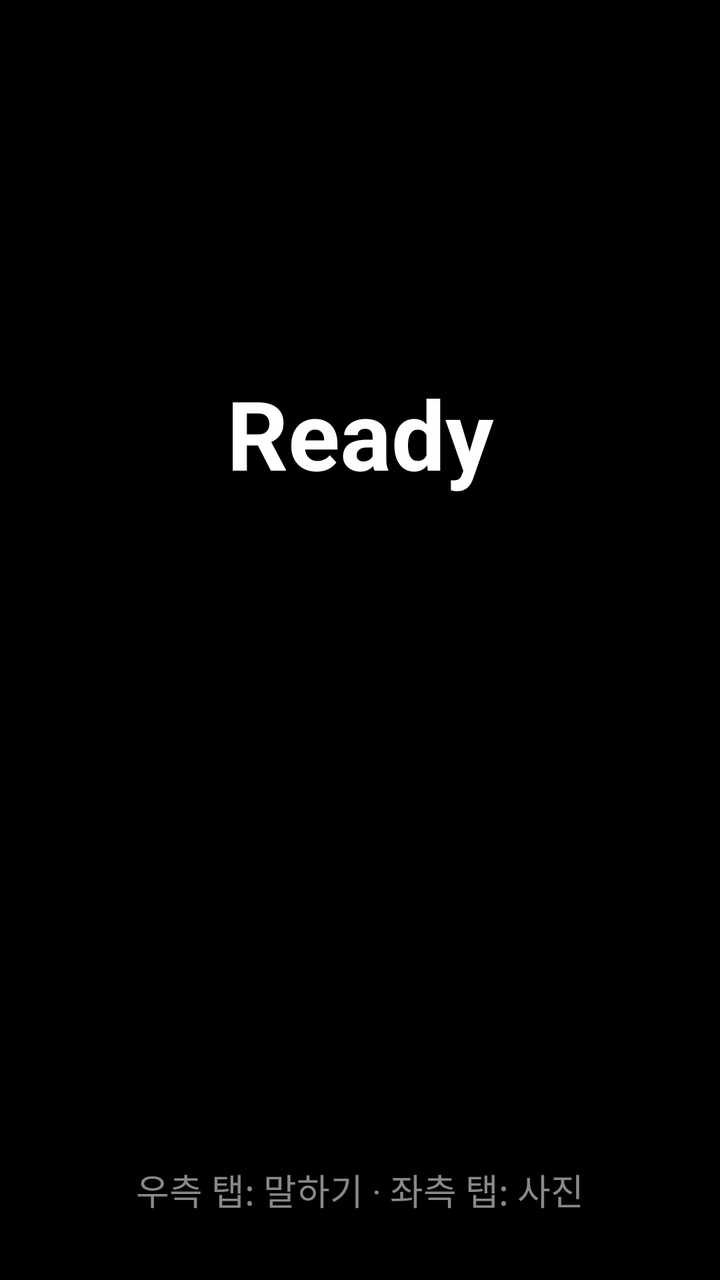
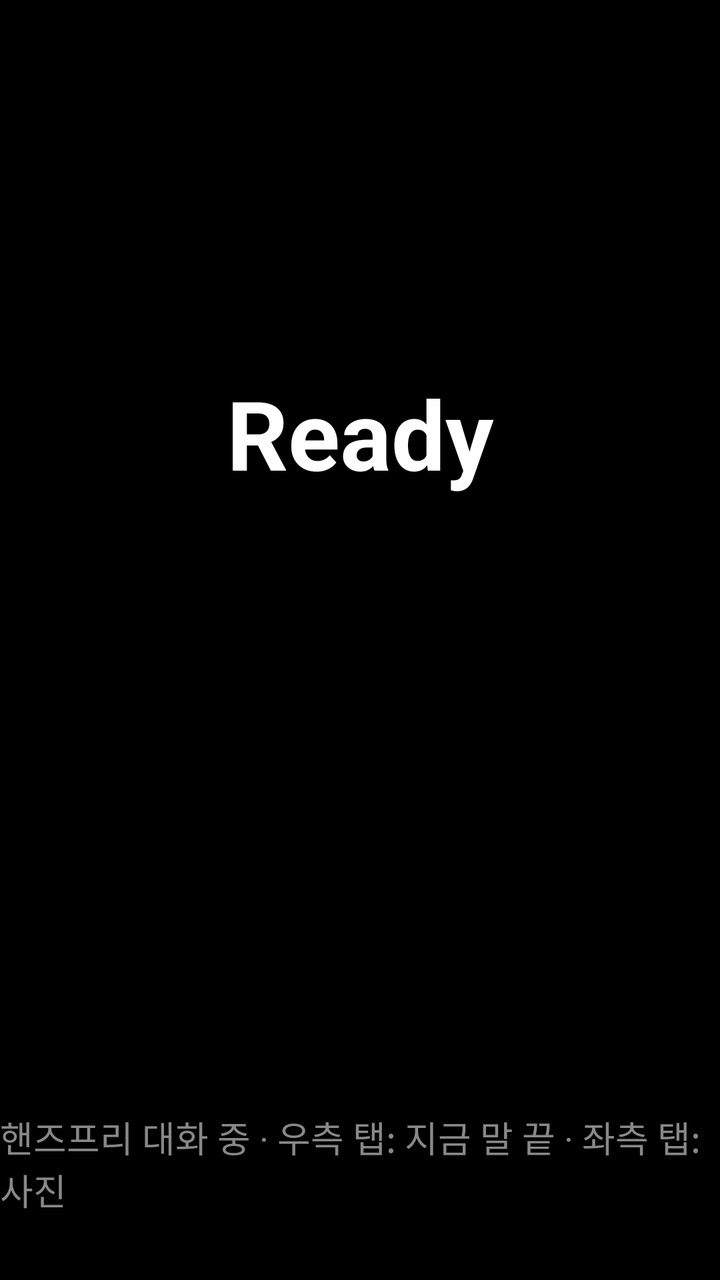

The first picture is an Android layout as it rendered before a commit; the second is the same layout after the commit. The layout source and the unified diff follow.
<!-- AndroidManifest.xml: application theme Theme.Lumella -->
<!-- res/layout/activity_main.xml -->
<?xml version="1.0" encoding="utf-8"?>
<androidx.constraintlayout.widget.ConstraintLayout
    xmlns:android="http://schemas.android.com/apk/res/android"
    xmlns:app="http://schemas.android.com/apk/res-auto"
    xmlns:tools="http://schemas.android.com/tools"
    android:id="@+id/rootLayout"
    android:layout_width="match_parent"
    android:layout_height="match_parent"
    android:background="#000000"
    tools:context=".MainActivity">

    
    <TextView
        android:id="@+id/tvStatus"
        android:layout_width="wrap_content"
        android:layout_height="wrap_content"
        android:text="Ready"
        android:textColor="#FFFFFF"
        android:textSize="48sp"
        android:textStyle="bold"
        app:layout_constraintBottom_toBottomOf="parent"
        app:layout_constraintEnd_toEndOf="parent"
        app:layout_constraintStart_toStartOf="parent"
        app:layout_constraintTop_toTopOf="parent"
        app:layout_constraintVertical_bias="0.32" />

    
    <TextView
        android:id="@+id/tvSubtitle"
        android:layout_width="0dp"
        android:layout_height="wrap_content"
        android:layout_marginStart="24dp"
        android:layout_marginTop="16dp"
        android:layout_marginEnd="24dp"
        android:ellipsize="start"
        android:gravity="center"
        android:maxLines="4"
        android:text=""
        android:textColor="#FFFFFF"
        android:textSize="24sp"
        app:layout_constraintEnd_toEndOf="parent"
        app:layout_constraintStart_toStartOf="parent"
        app:layout_constraintTop_toBottomOf="@id/tvStatus" />

    
    <TextView
        android:id="@+id/tvUserEcho"
        android:layout_width="0dp"
        android:layout_height="wrap_content"
        android:layout_marginStart="24dp"
        android:layout_marginTop="8dp"
        android:layout_marginEnd="24dp"
        android:ellipsize="start"
        android:gravity="center"
        android:maxLines="2"
        android:text=""
        android:textColor="#7FB3FF"
        android:textSize="18sp"
        app:layout_constraintEnd_toEndOf="parent"
        app:layout_constraintStart_toStartOf="parent"
        app:layout_constraintTop_toBottomOf="@id/tvSubtitle" />

    
    <TextView
        android:id="@+id/tvHint"
        android:layout_width="wrap_content"
        android:layout_height="wrap_content"
        android:layout_marginBottom="32dp"
        android:text="우측 탭: 말하기 · 좌측 탭: 사진"
        android:textColor="#888888"
        android:textSize="18sp"
        app:layout_constraintBottom_toBottomOf="parent"
        app:layout_constraintEnd_toEndOf="parent"
        app:layout_constraintStart_toStartOf="parent" />

    
    <Button
        android:id="@+id/btnPushToTalk"
        android:layout_width="match_parent"
        android:layout_height="match_parent"
        android:background="@android:color/transparent"
        app:layout_constraintBottom_toBottomOf="parent"
        app:layout_constraintEnd_toEndOf="parent"
        app:layout_constraintStart_toStartOf="parent"
        app:layout_constraintTop_toTopOf="parent" />

</androidx.constraintlayout.widget.ConstraintLayout>
<!-- resources referenced by this layout -->
<resources>
  <style name="Theme.Lumella" parent="Theme.AppCompat.NoActionBar">
          <item name="android:windowBackground">@android:color/black</item>
      </style>
</resources>

<!-- the commit's change to res/layout/activity_main.xml (unified diff, before → after) -->
@@ -66,7 +66,7 @@
         android:layout_width="wrap_content"
         android:layout_height="wrap_content"
         android:layout_marginBottom="32dp"
-        android:text="우측 탭: 말하기 · 좌측 탭: 사진"
+        android:text="핸즈프리 대화 중 · 우측 탭: 지금 말 끝 · 좌측 탭: 사진"
         android:textColor="#888888"
         android:textSize="18sp"
         app:layout_constraintBottom_toBottomOf="parent"
